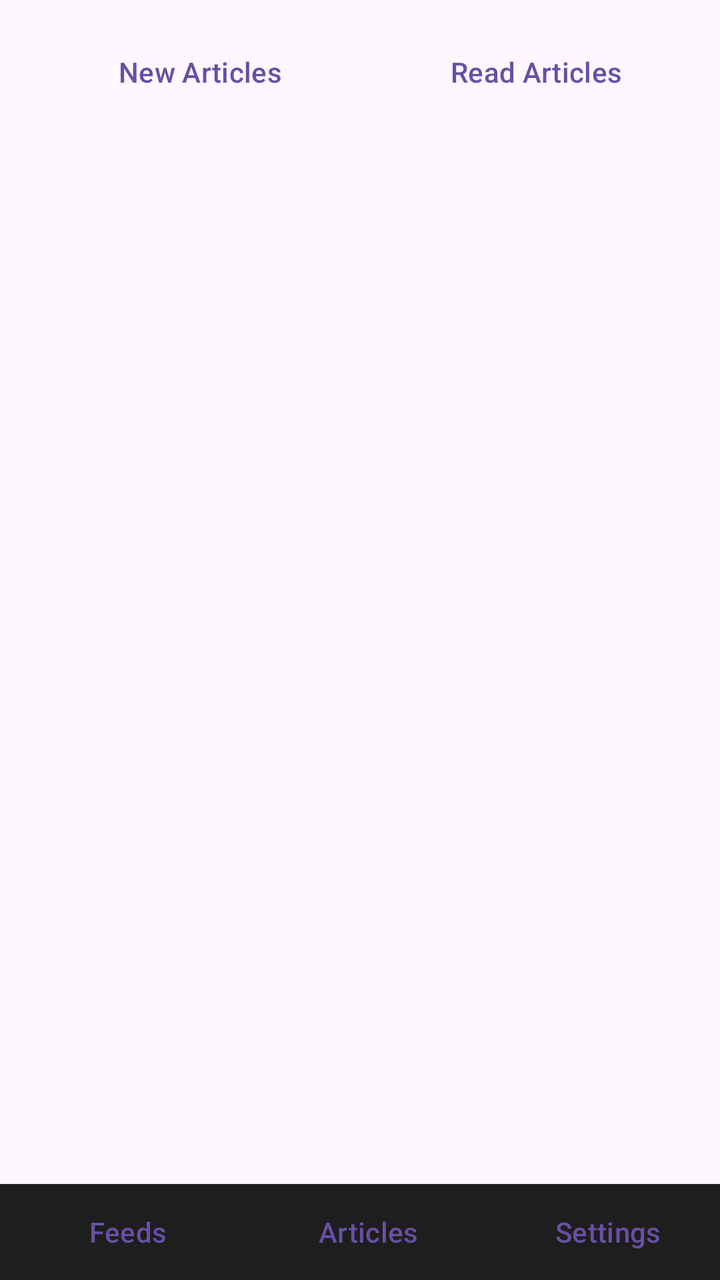
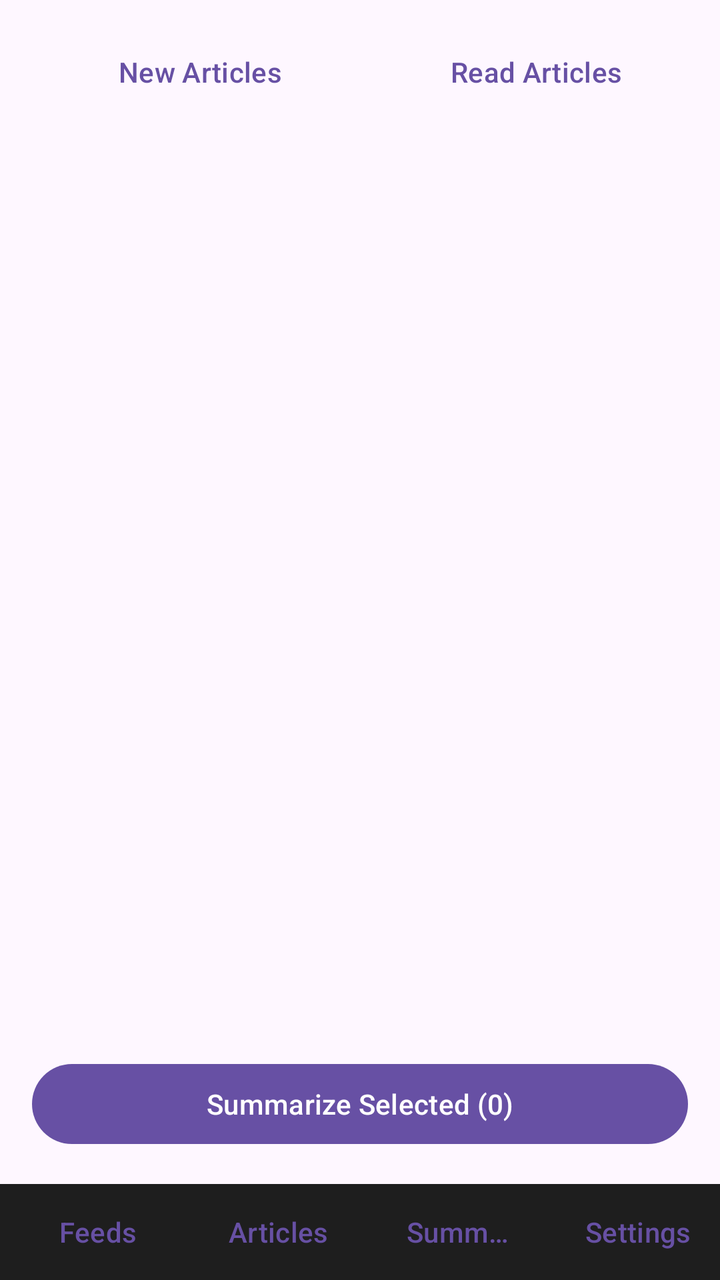

Before-and-after screenshots of an Android layout around one commit, followed by the original layout XML and the change that was made.
<!-- AndroidManifest.xml: application theme Theme.Material3.DayNight.NoActionBar -->
<!-- res/layout/activity_main.xml -->
<?xml version="1.0" encoding="utf-8"?>
<RelativeLayout xmlns:android="http://schemas.android.com/apk/res/android"
    xmlns:app="http://schemas.android.com/apk/res-auto"
    android:layout_width="match_parent"
    android:layout_height="match_parent">

    
    <LinearLayout
        android:id="@+id/viewFeeds"
        android:layout_width="match_parent"
        android:layout_height="match_parent"
        android:layout_above="@id/bottomNav"
        android:orientation="vertical"
        android:padding="16dp"
        android:visibility="gone">

        <TextView
            android:layout_width="wrap_content"
            android:layout_height="wrap_content"
            android:text="RSS Subscriptions"
            android:textSize="20sp"
            android:textStyle="bold" />

        <LinearLayout
            android:layout_width="match_parent"
            android:layout_height="wrap_content"
            android:orientation="horizontal"
            android:layout_marginTop="12dp">

            <EditText
                android:id="@+id/inputFeedUrl"
                android:layout_width="0dp"
                android:layout_height="wrap_content"
                android:layout_weight="1"
                android:hint="Add Feed URL..." />

            <Button
                android:id="@+id/btnAddFeed"
                android:layout_width="wrap_content"
                android:layout_height="wrap_content"
                android:text="Add" />
        </LinearLayout>

        <ListView
            android:id="@+id/listFeeds"
            android:layout_width="match_parent"
            android:layout_height="match_parent"
            android:layout_marginTop="12dp" />
    </LinearLayout>

    
    <RelativeLayout
        android:id="@+id/viewArticles"
        android:layout_width="match_parent"
        android:layout_height="match_parent"
        android:layout_above="@id/bottomNav"
        android:padding="12dp">

        <LinearLayout
            android:id="@+id/articleHeader"
            android:layout_width="match_parent"
            android:layout_height="wrap_content"
            android:orientation="horizontal">

            <Button
                android:id="@+id/btnTabNew"
                style="?android:attr/buttonBarButtonStyle"
                android:layout_width="0dp"
                android:layout_height="wrap_content"
                android:layout_weight="1"
                android:text="New Articles" />

            <Button
                android:id="@+id/btnTabRead"
                style="?android:attr/buttonBarButtonStyle"
                android:layout_width="0dp"
                android:layout_height="wrap_content"
                android:layout_weight="1"
                android:text="Read Articles" />
        </LinearLayout>

        <TextView
            android:id="@+id/statusText"
            android:layout_width="match_parent"
            android:layout_height="wrap_content"
            android:layout_below="@id/articleHeader"
            android:textStyle="italic" />

        <androidx.recyclerview.widget.RecyclerView
            android:id="@+id/recyclerArticles"
            android:layout_width="match_parent"
            android:layout_height="match_parent"
            android:layout_below="@id/statusText"
            android:layout_above="@id/layoutAiBar"
            android:layout_marginTop="8dp" />

        <LinearLayout
            android:id="@+id/layoutAiBar"
            android:layout_width="match_parent"
            android:layout_height="wrap_content"
            android:layout_alignParentBottom="true"
            android:orientation="horizontal"
            android:visibility="gone">

            <Button
                android:id="@+id/btnSummarizeSelected"
                android:layout_width="0dp"
                android:layout_height="wrap_content"
                android:layout_weight="1"
                android:text="Summarize Selected (0)" />

            <Button
                android:id="@+id/btnSpeakSummary"
                android:layout_width="wrap_content"
                android:layout_height="wrap_content"
                android:text="Read Aloud" />
        </LinearLayout>
    </RelativeLayout>

    
    <LinearLayout
        android:id="@+id/viewSettings"
        android:layout_width="match_parent"
        android:layout_height="match_parent"
        android:layout_above="@id/bottomNav"
        android:orientation="vertical"
        android:padding="16dp"
        android:visibility="gone">

        <TextView
    android:layout_width="wrap_content"
    android:layout_height="wrap_content"
    android:text="Select TTS Voice"
    android:layout_marginTop="16dp" />

        <Spinner
    android:id="@+id/spinnerTtsVoice"
    android:layout_width="match_parent"
    android:layout_height="wrap_content"
    android:layout_marginTop="8dp" />

        <EditText
            android:id="@+id/inputApiKey"
            android:layout_width="match_parent"
            android:layout_height="wrap_content"
            android:hint="OpenRouter API Key (sk-or-...)"
            android:inputType="textPassword"
            android:layout_marginTop="16dp" />

        <Button
            android:id="@+id/btnSaveApiKey"
            android:layout_width="wrap_content"
            android:layout_height="wrap_content"
            android:text="Save API Key" />

        <Switch
            android:id="@+id/switchAi"
            android:layout_width="match_parent"
            android:layout_height="wrap_content"
            android:text="Enable AI Actions"
            android:layout_marginTop="20dp" />

        
        <TextView
            android:layout_width="wrap_content"
            android:layout_height="wrap_content"
            android:text="AI Output &amp; TTS Language"
            android:layout_marginTop="16dp" />

        <Spinner
            android:id="@+id/spinnerLanguage"
            android:layout_width="match_parent"
            android:layout_height="wrap_content"
            android:layout_marginTop="8dp" />
    </LinearLayout>

    
    <LinearLayout
        android:id="@+id/bottomNav"
        android:layout_width="match_parent"
        android:layout_height="wrap_content"
        android:layout_alignParentBottom="true"
        android:orientation="horizontal"
        android:background="#1E1E1E">

        <Button
            android:id="@+id/navFeeds"
            style="?android:attr/buttonBarButtonStyle"
            android:layout_width="0dp"
            android:layout_height="wrap_content"
            android:layout_weight="1"
            android:text="Feeds" />

        <Button
            android:id="@+id/navArticles"
            style="?android:attr/buttonBarButtonStyle"
            android:layout_width="0dp"
            android:layout_height="wrap_content"
            android:layout_weight="1"
            android:text="Articles" />

        <Button
            android:id="@+id/navSettings"
            style="?android:attr/buttonBarButtonStyle"
            android:layout_width="0dp"
            android:layout_height="wrap_content"
            android:layout_weight="1"
            android:text="Settings" />
    </LinearLayout>

</RelativeLayout>
<!-- resources referenced by this layout -->
<resources>

</resources>

<!-- the commit's change to res/layout/activity_main.xml (unified diff, before → after) -->
@@ -100,26 +100,19 @@
             android:layout_height="wrap_content"
             android:layout_alignParentBottom="true"
             android:orientation="horizontal"
-            android:visibility="gone">
+            android:padding="4dp">
 
             <Button
                 android:id="@+id/btnSummarizeSelected"
-                android:layout_width="0dp"
-                android:layout_height="wrap_content"
-                android:layout_weight="1"
+                android:layout_width="match_parent"
+                android:layout_height="wrap_content"
                 android:text="Summarize Selected (0)" />
-
-            <Button
-                android:id="@+id/btnSpeakSummary"
-                android:layout_width="wrap_content"
-                android:layout_height="wrap_content"
-                android:text="Read Aloud" />
         </LinearLayout>
     </RelativeLayout>
 
     
     <LinearLayout
-        android:id="@+id/viewSettings"
+        android:id="@+id/viewReader"
         android:layout_width="match_parent"
         android:layout_height="match_parent"
         android:layout_above="@id/bottomNav"
@@ -127,17 +120,115 @@
         android:padding="16dp"
         android:visibility="gone">
 
-        <TextView
-    android:layout_width="wrap_content"
-    android:layout_height="wrap_content"
-    android:text="Select TTS Voice"
-    android:layout_marginTop="16dp" />
-
-        <Spinner
-    android:id="@+id/spinnerTtsVoice"
-    android:layout_width="match_parent"
-    android:layout_height="wrap_content"
-    android:layout_marginTop="8dp" />
+        <LinearLayout
+            android:layout_width="match_parent"
+            android:layout_height="wrap_content"
+            android:orientation="horizontal">
+
+            <Button
+                android:id="@+id/btnBackToArticles"
+                android:layout_width="wrap_content"
+                android:layout_height="wrap_content"
+                android:text="Back" />
+
+            <Button
+                android:id="@+id/btnReadFullArticleAloud"
+                android:layout_width="wrap_content"
+                android:layout_height="wrap_content"
+                android:layout_marginStart="8dp"
+                android:text="🔊 Read Aloud" />
+        </LinearLayout>
+
+        <TextView
+            android:id="@+id/readerTitle"
+            android:layout_width="match_parent"
+            android:layout_height="wrap_content"
+            android:textSize="20sp"
+            android:textStyle="bold"
+            android:layout_marginTop="12dp" />
+
+        <ScrollView
+            android:layout_width="match_parent"
+            android:layout_height="match_parent"
+            android:layout_marginTop="12dp">
+
+            <TextView
+                android:id="@+id/readerContent"
+                android:layout_width="match_parent"
+                android:layout_height="wrap_content"
+                android:textSize="16sp"
+                android:lineSpacingExtra="4dp" />
+        </ScrollView>
+    </LinearLayout>
+
+    
+    <LinearLayout
+        android:id="@+id/viewSummaries"
+        android:layout_width="match_parent"
+        android:layout_height="match_parent"
+        android:layout_above="@id/bottomNav"
+        android:orientation="vertical"
+        android:padding="16dp"
+        android:visibility="gone">
+
+        <LinearLayout
+            android:layout_width="match_parent"
+            android:layout_height="wrap_content"
+            android:orientation="horizontal">
+
+            <TextView
+                android:layout_width="0dp"
+                android:layout_height="wrap_content"
+                android:layout_weight="1"
+                android:text="AI Summaries"
+                android:textSize="20sp"
+                android:textStyle="bold" />
+
+            <Button
+                android:id="@+id/btnSpeakSummaryTab"
+                android:layout_width="wrap_content"
+                android:layout_height="wrap_content"
+                android:text="🔊 Read Summary" />
+        </LinearLayout>
+
+        <ProgressBar
+            android:id="@+id/summaryProgressBar"
+            android:layout_width="wrap_content"
+            android:layout_height="wrap_content"
+            android:layout_gravity="center"
+            android:visibility="gone"
+            android:layout_marginTop="16dp"/>
+
+        <ScrollView
+            android:layout_width="match_parent"
+            android:layout_height="match_parent"
+            android:layout_marginTop="12dp">
+
+            <TextView
+                android:id="@+id/textSummaryOutput"
+                android:layout_width="match_parent"
+                android:layout_height="wrap_content"
+                android:text="No summary generated yet. Long-press articles in the Articles tab and tap Summarize."
+                android:textSize="15sp" />
+        </ScrollView>
+    </LinearLayout>
+
+    
+    <LinearLayout
+        android:id="@+id/viewSettings"
+        android:layout_width="match_parent"
+        android:layout_height="match_parent"
+        android:layout_above="@id/bottomNav"
+        android:orientation="vertical"
+        android:padding="16dp"
+        android:visibility="gone">
+
+        <TextView
+            android:layout_width="wrap_content"
+            android:layout_height="wrap_content"
+            android:text="Settings"
+            android:textSize="20sp"
+            android:textStyle="bold" />
 
         <EditText
             android:id="@+id/inputApiKey"
@@ -160,15 +251,26 @@
             android:text="Enable AI Actions"
             android:layout_marginTop="20dp" />
 
-        
-        <TextView
-            android:layout_width="wrap_content"
-            android:layout_height="wrap_content"
-            android:text="AI Output &amp; TTS Language"
+        <TextView
+            android:layout_width="wrap_content"
+            android:layout_height="wrap_content"
+            android:text="AI Output Target Language"
             android:layout_marginTop="16dp" />
 
         <Spinner
             android:id="@+id/spinnerLanguage"
+            android:layout_width="match_parent"
+            android:layout_height="wrap_content"
+            android:layout_marginTop="8dp" />
+
+        <TextView
+            android:layout_width="wrap_content"
+            android:layout_height="wrap_content"
+            android:text="Select TTS Voice Engine"
+            android:layout_marginTop="16dp" />
+
+        <Spinner
+            android:id="@+id/spinnerTtsVoice"
             android:layout_width="match_parent"
             android:layout_height="wrap_content"
             android:layout_marginTop="8dp" />
@@ -200,6 +302,14 @@
             android:text="Articles" />
 
         <Button
+            android:id="@+id/navSummaries"
+            style="?android:attr/buttonBarButtonStyle"
+            android:layout_width="0dp"
+            android:layout_height="wrap_content"
+            android:layout_weight="1"
+            android:text="Summaries" />
+
+        <Button
             android:id="@+id/navSettings"
             style="?android:attr/buttonBarButtonStyle"
             android:layout_width="0dp"
